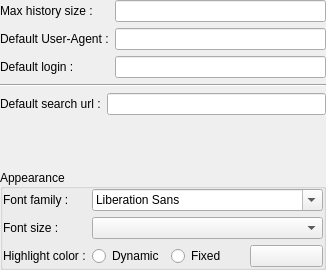
Qt form ui/settingsmanager/qqgeneralsettings.ui (dguihal/quteqoin) before a commit.
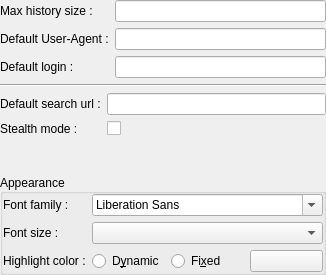
The same form after that commit.

Commit message: Ajout d'un stealth mode

Patch:
```diff
--- a/ui/settingsmanager/qqgeneralsettings.ui
+++ b/ui/settingsmanager/qqgeneralsettings.ui
@@ -6,8 +6,8 @@
    <rect>
     <x>0</x>
     <y>0</y>
-    <width>322</width>
-    <height>270</height>
+    <width>324</width>
+    <height>275</height>
    </rect>
   </property>
   <property name="windowTitle">
@@ -118,6 +118,20 @@
       <item row="0" column="1">
        <widget class="QLineEdit" name="defaultWebSearchUrlLineEdit"/>
       </item>
+      <item row="1" column="1">
+       <widget class="QCheckBox" name="stealthModeCB">
+        <property name="text">
+         <string/>
+        </property>
+       </widget>
+      </item>
+      <item row="1" column="0">
+       <widget class="QLabel" name="label_2">
+        <property name="text">
+         <string>Stealth mode :</string>
+        </property>
+       </widget>
+      </item>
      </layout>
     </widget>
    </item>
@@ -206,14 +220,14 @@
          <item>
           <widget class="QRadioButton" name="dynamicHighLightColorRB">
            <property name="text">
-            <string>Dynamic</string>
+            <string>D&amp;ynamic</string>
            </property>
           </widget>
          </item>
          <item>
           <widget class="QRadioButton" name="fixedHighLightColorRB">
            <property name="text">
-            <string>Fixed</string>
+            <string>Fi&amp;xed</string>
            </property>
           </widget>
          </item>
```
The commit also changes 9 other files.
